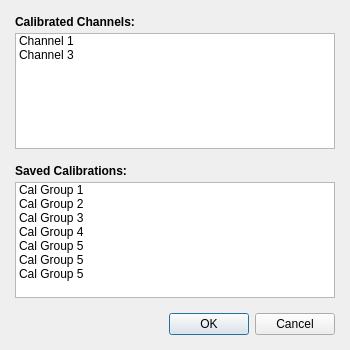
Before: the Qt Designer form getCalibrationDialog.ui in Terrabits/S2pExtractor, drawn with Qt 5.
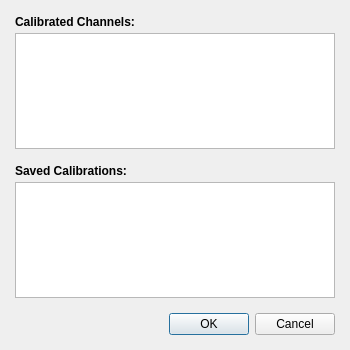
After: the same form once the commit is applied.

Commit message: Added a ton of stuff: Calibration, updated getCalibrationDialog, CalibrationWidgetMap, Ports, updated getPortsDialog, PortsWidgetMap, updated getFilenamesDialog, Data, etc etc

Patch:
```diff
--- a/getCalibrationDialog.ui
+++ b/getCalibrationDialog.ui
@@ -74,16 +74,6 @@
         <property name="selectionBehavior">
          <enum>QAbstractItemView::SelectItems</enum>
         </property>
-        <item>
-         <property name="text">
-          <string>Channel 1</string>
-         </property>
-        </item>
-        <item>
-         <property name="text">
-          <string>Channel 3</string>
-         </property>
-        </item>
        </widget>
       </item>
      </layout>
@@ -141,41 +131,6 @@
         <property name="editTriggers">
          <set>QAbstractItemView::NoEditTriggers</set>
         </property>
-        <item>
-         <property name="text">
-          <string>Cal Group 1</string>
-         </property>
-        </item>
-        <item>
-         <property name="text">
-          <string>Cal Group 2</string>
-         </property>
-        </item>
-        <item>
-         <property name="text">
-          <string>Cal Group 3</string>
-         </property>
-        </item>
-        <item>
-         <property name="text">
-          <string>Cal Group 4</string>
-         </property>
-        </item>
-        <item>
-         <property name="text">
-          <string>Cal Group 5</string>
-         </property>
-        </item>
-        <item>
-         <property name="text">
-          <string>Cal Group 5</string>
-         </property>
-        </item>
-        <item>
-         <property name="text">
-          <string>Cal Group 5</string>
-         </property>
-        </item>
        </widget>
       </item>
      </layout>
```
Left out of the diff: 47 changed lines with no effect on the pictures. The commit also changes 25 other files.
